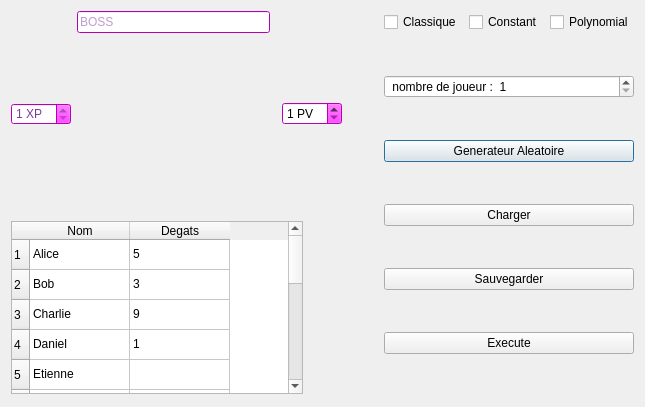
This is Forms/qplayerwindow.ui in Ehonne/Valeurs-de-Shapley as Qt 5 draws it before an edit. The edited form follows.
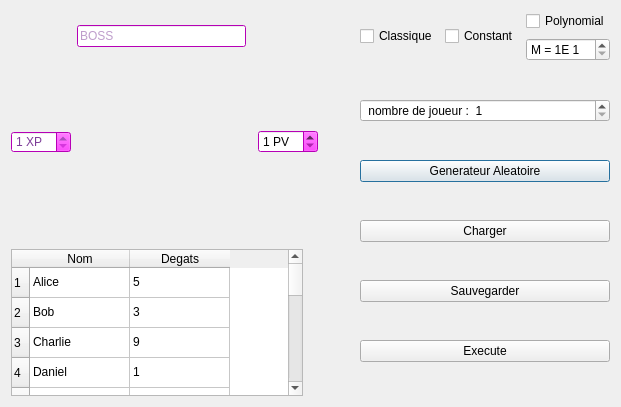
This is the edited form. Icons and pictures are not drawn.

Commit message: Ajout M

```diff
--- a/Forms/qplayerwindow.ui
+++ b/Forms/qplayerwindow.ui
@@ -6,7 +6,7 @@
    <rect>
     <x>0</x>
     <y>0</y>
-    <width>645</width>
+    <width>621</width>
     <height>407</height>
    </rect>
   </property>
@@ -1660,12 +1660,29 @@
       </widget>
      </item>
      <item>
+      <layout class="QVBoxLayout" name="verticalLayout_2">
+       <item>
       <widget class="QCheckBox" name="checkBox_Pol">
        <property name="text">
         <string>Polynomial</string>
        </property>
       </widget>
      </item>
+       <item>
+        <widget class="QSpinBox" name="spinBox_2">
+         <property name="prefix">
+          <string>M = 1E </string>
+         </property>
+         <property name="minimum">
+          <number>1</number>
+         </property>
+         <property name="maximum">
+          <number>8</number>
+         </property>
+        </widget>
+       </item>
+      </layout>
+     </item>
     </layout>
    </item>
    <item row="2" column="4">
@@ -1686,6 +1703,9 @@
    </item>
    <item row="1" column="5" rowspan="3">
     <layout class="QVBoxLayout" name="verticalLayout">
+     <property name="sizeConstraint">
+      <enum>QLayout::SetDefaultConstraint</enum>
+     </property>
      <item>
       <widget class="QSpinBox" name="spinBox">
        <property name="suffix">
```
Left out of the diff: 7 changed lines with no effect on the pictures. Lines whose indentation alone changed are shown as unchanged. The commit also changes 1 other file.
